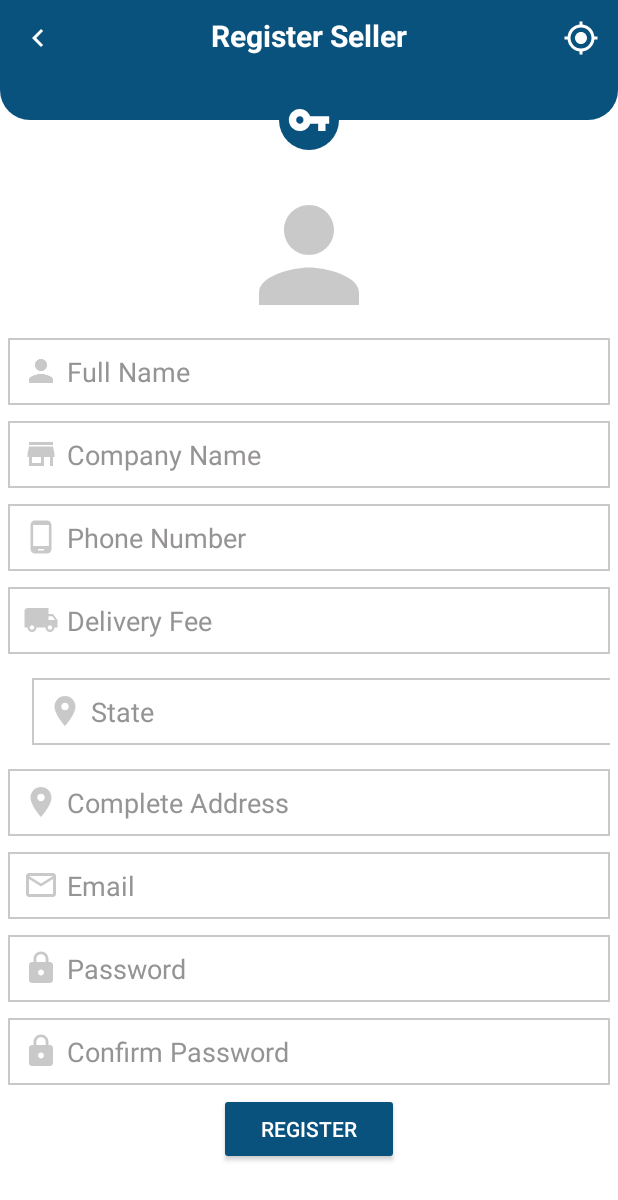
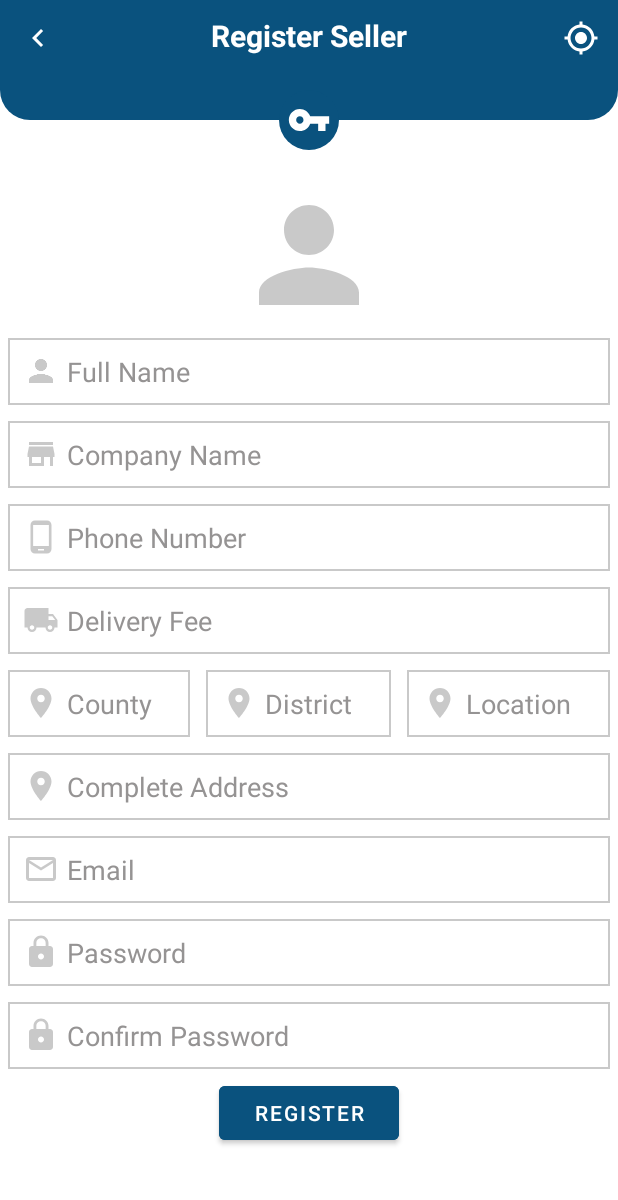
Before and after one commit to 122928/BigTuna, an Android app: the RegisterSellerActivity screen opened directly, with no data from a screen before it, on a phone screen of 412 x 824 dp. Shown: the top 1200 px of the screen. Run offline under Robolectric (Android 15) with nearby library versions, the phone set to English and light mode, and no system bars; our stand-ins replace Firebase (no records; nobody signed in at launch, a user with empty details on screens opened directly); plain views replace CircularImageView; pictures from the network do not load.

Commit message:
Complete version 2

```diff
--- a/app/build.gradle
+++ b/app/build.gradle
@@ -8,7 +8,7 @@ android {
 
     defaultConfig {
         applicationId "com.kanyi.bigtuna"
-        minSdk 16
+        minSdk 19
         targetSdk 31
         versionCode 1
         versionName "1.0"
--- a/app/src/main/AndroidManifest.xml
+++ b/app/src/main/AndroidManifest.xml
@@ -74,7 +74,8 @@
         <!--register service to allow to run in background-->
 
         <service
-            android:name=".models.MyFirebaseMessaging">
+            android:name=".models.MyFirebaseMessaging"
+            android:exported="false">
             <intent-filter>
                 <action android:name="com.google.firebase.INSTANCE_ID_EVENT"/>
             </intent-filter>
--- a/app/src/main/res/layout/activity_main_seller.xml
+++ b/app/src/main/res/layout/activity_main_seller.xml
@@ -220,10 +220,10 @@
             android:layout_width="match_parent"
             android:layout_height="match_parent"
             android:layout_below="@id/filteredOrdersTv"
-            tools:listitem="@layout/row_order_seller"
+            app:layoutManager="androidx.recyclerview.widget.LinearLayoutManager"
             app:reverseLayout="true"
             app:stackFromEnd="true"
-            app:layoutManager="androidx.recyclerview.widget.LinearLayoutManager"/>
+            tools:listitem="@layout/row_order_seller" />
 
     </RelativeLayout>
 
--- a/app/src/main/res/layout/activity_main_user.xml
+++ b/app/src/main/res/layout/activity_main_user.xml
@@ -39,7 +39,6 @@
             android:src="@drawable/ic_settings_white"
             android:background="@null"
             android:layout_toStartOf="@id/editProfileBtn"/>
-
 
 
         <com.blogspot.atifsoftwares.circularimageview.CircularImageView
--- a/app/src/main/res/layout/activity_order_details_seller.xml
+++ b/app/src/main/res/layout/activity_order_details_seller.xml
@@ -207,7 +207,7 @@
                 android:layout_height="wrap_content"
                 android:layout_marginTop="5dp"
                 android:layout_weight="1"
-                android:text="$12"
+                android:text="Ksh 20"
                 android:textColor="@color/colorBlack" />
 
         </TableRow>
--- a/app/src/main/res/layout/activity_register_seller.xml
+++ b/app/src/main/res/layout/activity_register_seller.xml
@@ -148,60 +148,58 @@
 
             <LinearLayout
                 android:id="@+id/addressLl"
-                android:layout_margin="5dp"
-                android:layout_below="@id/deliveryFeeEt"
                 android:layout_width="match_parent"
                 android:layout_height="wrap_content"
+                android:layout_below="@id/deliveryFeeEt"
                 android:orientation="horizontal">
 
                 <EditText
                     android:id="@+id/countryEt"
-                    android:layout_below="@+id/nameEt"
-                    android:hint="Country"
-                    android:padding="10dp"
-                    android:drawableLeft="@drawable/ic_location_gray"
+                    android:layout_width="wrap_content"
+                    android:layout_height="wrap_content"
+                    android:layout_margin="5dp"
+                    android:layout_weight="1"
+                    android:background="@drawable/shape_rect02"
                     android:drawableStart="@drawable/ic_location_gray"
                     android:drawablePadding="5dp"
-                    android:layout_width="match_parent"
-                    android:layout_height="wrap_content"
-                    android:layout_margin="5dp"
+                    android:hint="County"
+                    android:textColorHint="@color/colorGray"
+                    android:textColor="@color/colorPrimary"
                     android:inputType="textPostalAddress"
-                    android:layout_weight="1"
-                    android:background="@drawable/shape_rect02"
-                    android:textColor="@color/colorPrimary"
-                    android:textColorHint="@color/colorGray"/>
+                    android:padding="10dp"
+                    android:drawableLeft="@drawable/ic_location_gray" />
 
                 <EditText
                     android:id="@+id/stateEt"
-                    android:layout_below="@+id/nameEt"
-                    android:hint="State"
-                    android:padding="10dp"
-                    android:drawableLeft="@drawable/ic_location_gray"
+                    android:layout_width="wrap_content"
+                    android:layout_height="wrap_content"
+                    android:layout_margin="5dp"
+                    android:layout_weight="1"
+                    android:background="@drawable/shape_rect02"
                     android:drawableStart="@drawable/ic_location_gray"
                     android:drawablePadding="5dp"
-                    android:layout_width="match_parent"
-                    android:layout_height="wrap_content"
-                    android:layout_margin="5dp"
-                    android:inputType="phone"
-                    android:background="@drawable/shape_rect02"
+                    android:hint="District"
+                    android:textColorHint="@color/colorGray"
                     android:textColor="@color/colorPrimary"
-                    android:textColorHint="@color/colorGray"/>
+                    android:inputType="textPostalAddress"
+                    android:padding="10dp"
+                    android:drawableLeft="@drawable/ic_location_gray" />
 
                 <EditText
                     android:id="@+id/cityEt"
-                    android:layout_below="@+id/nameEt"
-                    android:hint="City"
-                    android:padding="10dp"
-                    android:drawableLeft="@drawable/ic_location_gray"
+                    android:layout_width="wrap_content"
+                    android:layout_height="wrap_content"
+                    android:layout_margin="5dp"
+                    android:layout_weight="1"
+                    android:background="@drawable/shape_rect02"
                     android:drawableStart="@drawable/ic_location_gray"
                     android:drawablePadding="5dp"
-                    android:layout_width="match_parent"
-                    android:layout_height="wrap_content"
-                    android:layout_margin="5dp"
-                    android:inputType="phone"
-                    android:background="@drawable/shape_rect02"
+                    android:hint="Location"
+                    android:textColorHint="@color/colorGray"
                     android:textColor="@color/colorPrimary"
-                    android:textColorHint="@color/colorGray"/>
+                    android:inputType="textPostalAddress"
+                    android:padding="10dp"
+                    android:drawableLeft="@drawable/ic_location_gray" />
 
             </LinearLayout>
 
@@ -281,13 +279,13 @@
 
             <Button
                 android:id="@+id/registerBtn"
-                android:text="Register"
-                style="@style/Widget.AppCompat.Button.Colored"
-                android:minWidth="120dp"
-                android:layout_centerHorizontal="true"
+                android:backgroundTint="@color/colorPrimaryDark"
                 android:layout_width="wrap_content"
                 android:layout_height="wrap_content"
-                android:layout_below="@id/cPasswordEt"/>
+                android:layout_below="@id/cPasswordEt"
+                android:layout_centerHorizontal="true"
+                android:minWidth="120dp"
+                android:text="Register" />
 
 
         </RelativeLayout>
--- a/app/src/main/res/layout/activity_shop_details.xml
+++ b/app/src/main/res/layout/activity_shop_details.xml
@@ -222,7 +222,7 @@
             android:layout_marginEnd="5dp"
             android:background="@null"
             android:scaleType="fitXY"
-            android:src="@drawable/ic_dashboard_gray"/>
+            android:src="@drawable/ic_dashboard_gray" />
 
         <!-- show filtered products titles-->
         <TextView
--- a/app/src/main/res/layout/row_cartitem.xml
+++ b/app/src/main/res/layout/row_cartitem.xml
@@ -32,7 +32,7 @@
             android:layout_width="wrap_content"
             android:layout_height="wrap_content"
             android:gravity="center"
-            android:text="10/KG"
+            android:text="10/Litre"
             android:textColor="@color/colorBlack"/>
 
         <TextView
--- a/app/src/main/res/layout/row_order_seller.xml
+++ b/app/src/main/res/layout/row_order_seller.xml
@@ -42,7 +42,7 @@
             android:layout_width="wrap_content"
             android:layout_height="wrap_content"
             android:layout_below="@+id/emailTv"
-            android:text="Total Amount: $32.33"
+            android:text="Total Amount: Ksh 32.33"
             android:textColor="@color/colorGray02" />
 
         <TextView
--- a/app/src/main/res/layout/row_ordereditem.xml
+++ b/app/src/main/res/layout/row_ordereditem.xml
@@ -40,7 +40,7 @@
                 android:layout_width="wrap_content"
                 android:layout_height="wrap_content"
                 android:gravity="center"
-                android:text="10/KG"
+                android:text="10/Litre"
                 android:textColor="@color/colorBlack"/>
 
             <TextView
--- a/app/src/main/res/layout/row_product_seller.xml
+++ b/app/src/main/res/layout/row_product_seller.xml
@@ -50,7 +50,7 @@
                 android:id="@+id/quantityTv"
                 android:layout_width="wrap_content"
                 android:layout_height="wrap_content"
-                android:text="1 KG"
+                android:text="1 Litre"
                 android:textColor="@color/colorBlack"/>
 
             <RelativeLayout
--- a/app/src/main/res/values-night/themes.xml
+++ b/app/src/main/res/values-night/themes.xml
@@ -2,13 +2,13 @@
     <!-- Base application theme. -->
     <style name="Theme.BigTuna" parent="Theme.MaterialComponents.DayNight.DarkActionBar">
         <!-- Primary brand color. -->
-        <item name="colorPrimary">@color/purple_200</item>
-        <item name="colorPrimaryVariant">@color/purple_700</item>
-        <item name="colorOnPrimary">@color/black</item>
+        <item name="colorPrimary">@color/colorPrimary</item>
+        <item name="colorPrimaryVariant">@color/colorPrimaryDark</item>
+        <item name="colorOnPrimary">@color/colorWhite</item>
         <!-- Secondary brand color. -->
-        <item name="colorSecondary">@color/teal_200</item>
-        <item name="colorSecondaryVariant">@color/teal_200</item>
-        <item name="colorOnSecondary">@color/black</item>
+        <item name="colorSecondary">@color/colorPrimary</item>
+        <item name="colorSecondaryVariant">@color/colorPrimaryDark</item>
+        <item name="colorOnSecondary">@color/colorWhite</item>
         <!-- Status bar color. -->
         <item name="android:statusBarColor" tools:targetApi="l">?attr/colorPrimaryVariant</item>
         <!-- Customize your theme here. -->
```
Also changed, not shown: app/src/main/res/layout/activity_forgot_password.xml (+5 -5 lines), app/src/main/res/layout/activity_login.xml (+8 -5 lines), app/src/main/res/layout/activity_profile_edit_seller.xml (+5 -5 lines), app/src/main/res/layout/activity_profile_edit_user.xml (+5 -5 lines), app/src/main/res/layout/activity_register_user.xml (+35 -37 lines), app/src/main/res/layout/bs_product_details_seller.xml (+8 -0 lines).
